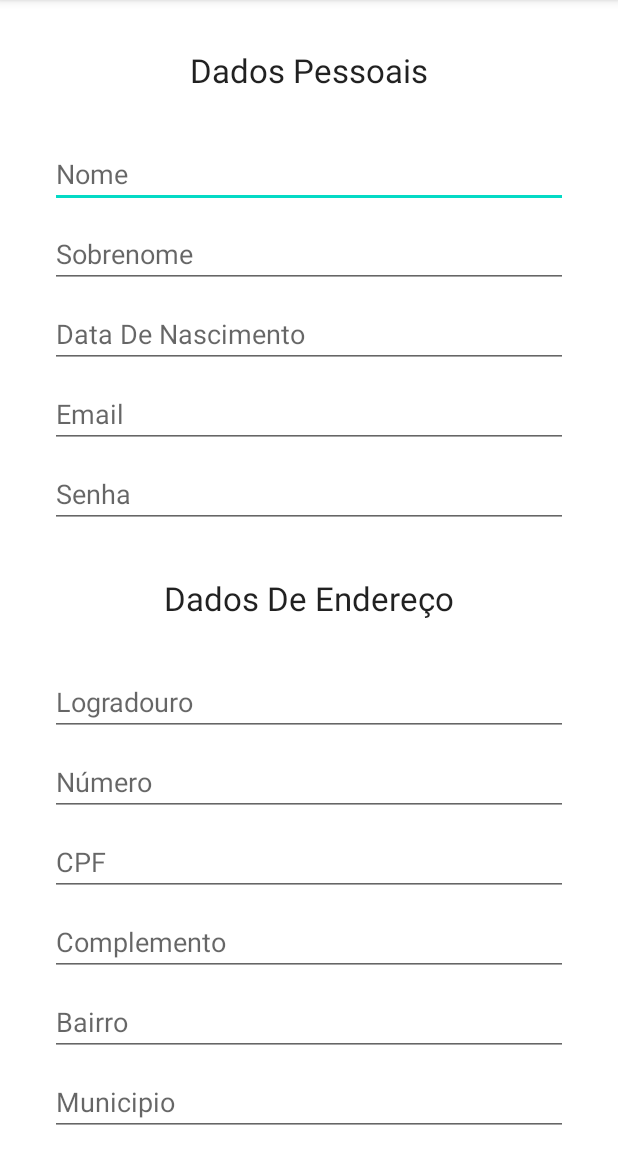
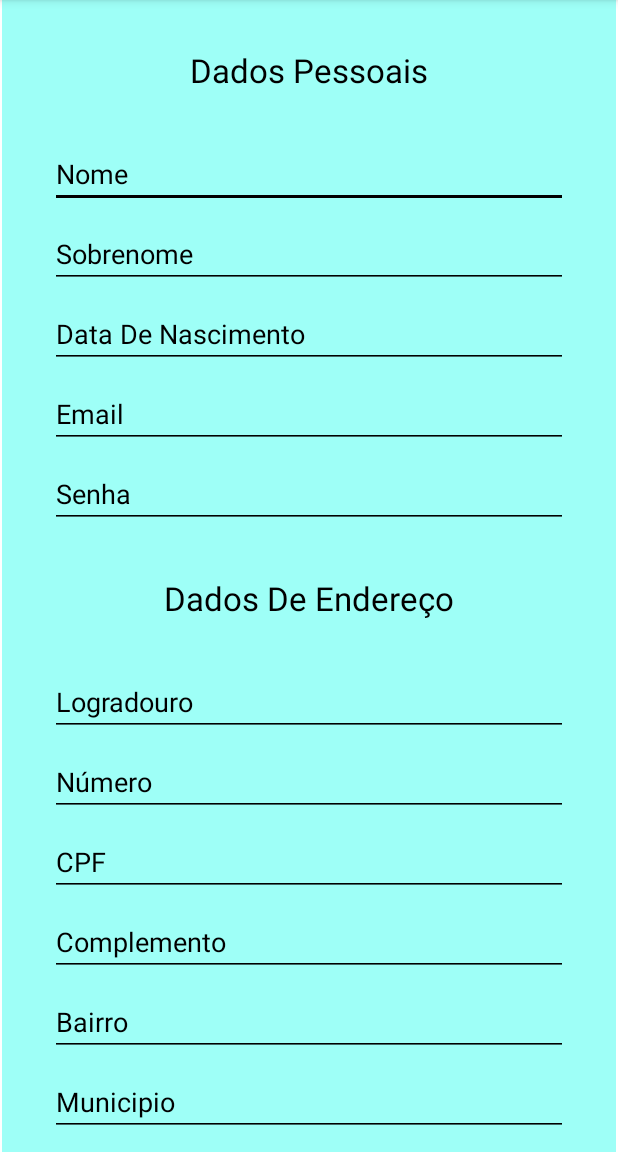
Before and after one commit to branquitoRaph/camed, an Android app: the screen it shows after launch (CadastroActivity), on a phone screen of 412 x 824 dp, the part 84-1236 px from its top. Run offline under Robolectric (Android 15) with nearby library versions, the phone set to English and light mode, and no system bars.

Commit message:
Mudar Cores

```diff
--- a/app/src/main/java/com/jojora/camed/ContatoActivity.java
+++ b/app/src/main/java/com/jojora/camed/ContatoActivity.java
@@ -10,16 +10,16 @@ import android.widget.ImageButton;
 
 public class ContatoActivity extends AppCompatActivity {
 
-    private ImageButton botao;
+    private ImageButton botaoimage;
 
     @Override
     protected void onCreate(Bundle savedInstanceState) {
         super.onCreate(savedInstanceState);
         setContentView(R.layout.activity_contato);
 
-        botao = findViewById(R.id.imageButtonContatoIrPerfil);
+        botaoimage = findViewById(R.id.imageButtonContatoIrPerfil);
 
-        botao.setOnClickListener(new View.OnClickListener() {
+        botaoimage.setOnClickListener(new View.OnClickListener() {
             @Override
             public void onClick(View view) {
 
--- a/app/src/main/res/layout/activity_cadastro.xml
+++ b/app/src/main/res/layout/activity_cadastro.xml
@@ -4,6 +4,7 @@
     xmlns:tools="http://schemas.android.com/tools"
     android:layout_width="match_parent"
     android:layout_height="match_parent"
+    android:backgroundTint="#63B8FF"
     tools:context=".CadastroActivity">
 
     <ScrollView
@@ -24,7 +25,9 @@
 
             <androidx.constraintlayout.widget.ConstraintLayout
                 android:layout_width="match_parent"
-                android:layout_height="wrap_content">
+                android:layout_height="wrap_content"
+                android:background="#9EFFF7"
+                android:foregroundTint="#000000">
 
                 <TextView
                     android:id="@+id/textViewDadosPessoais"
@@ -35,6 +38,7 @@
                     android:layout_marginEnd="128dp"
                     android:text="Dados Pessoais"
                     android:textAppearance="@style/TextAppearance.AppCompat.Large"
+                    android:textColor="#000000 "
                     app:layout_constraintEnd_toEndOf="parent"
                     app:layout_constraintStart_toStartOf="parent"
                     app:layout_constraintTop_toTopOf="parent" />
@@ -49,6 +53,10 @@
                     android:ems="10"
                     android:hint="Nome"
                     android:inputType="textPersonName"
+                    android:textColor="#000000"
+                    android:textColorHighlight="@color/black"
+                    android:backgroundTint="@android:color/black"
+                    android:textColorHint="@color/black"
                     app:layout_constraintEnd_toEndOf="parent"
                     app:layout_constraintStart_toStartOf="parent"
                     app:layout_constraintTop_toBottomOf="@+id/textViewDadosPessoais" />
@@ -62,6 +70,8 @@
                     android:layout_marginEnd="32dp"
                     android:ems="10"
                     android:hint="Sobrenome"
+                    android:backgroundTint="@android:color/black"
+                    android:textColorHint="@color/black"
                     android:inputType="textPersonName"
                     app:layout_constraintEnd_toEndOf="parent"
                     app:layout_constraintStart_toStartOf="parent"
@@ -77,9 +87,12 @@
                     android:ems="10"
                     android:hint="Data De Nascimento"
                     android:inputType="date"
+                    android:backgroundTint="@android:color/black"
+                    android:textColorHint="@color/black"
                     app:layout_constraintEnd_toEndOf="parent"
                     app:layout_constraintStart_toStartOf="parent"
-                    app:layout_constraintTop_toBottomOf="@+id/editTextSobrenomeCadastro" />
+                    app:layout_constraintTop_toBottomOf="@+id/editTextSobrenomeCadastro"
+                    tools:visibility="visible" />
 
                 <EditText
                     android:id="@+id/editTextEmailCadastro"
@@ -90,6 +103,8 @@
                     android:layout_marginEnd="32dp"
                     android:ems="10"
                     android:hint="Email"
+                    android:backgroundTint="@android:color/black"
+                    android:textColorHint="@color/black"
                     android:inputType="textEmailAddress"
                     app:layout_constraintEnd_toEndOf="parent"
                     app:layout_constraintStart_toStartOf="parent"
@@ -104,6 +119,8 @@
                     android:layout_marginEnd="32dp"
                     android:ems="10"
                     android:hint="Senha"
+                    android:backgroundTint="@android:color/black"
+                    android:textColorHint="@color/black"
                     android:inputType="textPassword"
                     app:layout_constraintEnd_toEndOf="parent"
                     app:layout_constraintStart_toStartOf="parent"
@@ -115,6 +132,7 @@
                     android:layout_height="wrap_content"
                     android:layout_marginTop="32dp"
                     android:text="Dados De Endereço"
+                    android:textColor="@color/black"
                     android:textAppearance="@style/TextAppearance.AppCompat.Large"
                     app:layout_constraintEnd_toEndOf="parent"
                     app:layout_constraintStart_toStartOf="parent"
@@ -129,6 +147,8 @@
                     android:layout_marginEnd="32dp"
                     android:ems="10"
                     android:hint="Logradouro"
+                    android:backgroundTint="@android:color/black"
+                    android:textColorHint="@color/black"
                     android:inputType="textPersonName"
                     app:layout_constraintEnd_toEndOf="parent"
                     app:layout_constraintHorizontal_bias="1.0"
@@ -144,6 +164,8 @@
                     android:layout_marginEnd="32dp"
                     android:ems="10"
                     android:hint="Número"
+                    android:backgroundTint="@android:color/black"
+                    android:textColorHint="@color/black"
                     android:inputType="number"
                     app:layout_constraintEnd_toEndOf="parent"
                     app:layout_constraintHorizontal_bias="1.0"
@@ -159,6 +181,8 @@
                     android:layout_marginEnd="32dp"
                     android:ems="10"
                     android:hint="CPF"
+                    android:backgroundTint="@android:color/black"
+                    android:textColorHint="@color/black"
                     android:inputType="number"
                     app:layout_constraintEnd_toEndOf="parent"
                     app:layout_constraintHorizontal_bias="1.0"
@@ -174,6 +198,8 @@
                     android:layout_marginEnd="32dp"
                     android:ems="10"
                     android:hint="Complemento"
+                    android:backgroundTint="@android:color/black"
+                    android:textColorHint="@color/black"
                     android:inputType="textPersonName"
                     app:layout_constraintEnd_toEndOf="parent"
                     app:layout_constraintHorizontal_bias="0.0"
@@ -182,6 +208,8 @@
 
                 <EditText
                     android:id="@+id/editTextBairroCadastro"
+                    android:backgroundTint="@android:color/black"
+                    android:textColorHint="@color/black"
                     android:layout_width="0dp"
                     android:layout_height="wrap_content"
                     android:layout_marginStart="32dp"
@@ -196,6 +224,8 @@
 
                 <EditText
                     android:id="@+id/editTextMunicipioCadastro"
+                    android:backgroundTint="@android:color/black"
+                    android:textColorHint="@color/black"
                     android:layout_width="0dp"
                     android:layout_height="wrap_content"
                     android:layout_marginStart="32dp"
@@ -210,6 +240,8 @@
 
                 <EditText
                     android:id="@+id/editTextEstadoCadastro"
+                    android:backgroundTint="@android:color/black"
+                    android:textColorHint="@color/black"
                     android:layout_width="0dp"
                     android:layout_height="wrap_content"
                     android:layout_marginStart="32dp"
--- a/app/src/main/res/layout/activity_medicamentos.xml
+++ b/app/src/main/res/layout/activity_medicamentos.xml
@@ -14,6 +14,7 @@
         android:minHeight="?attr/actionBarSize"
         android:theme="?attr/actionBarTheme"
         app:layout_constraintEnd_toEndOf="parent"
+        app:layout_constraintHorizontal_bias="0.0"
         app:layout_constraintStart_toStartOf="parent"
         app:layout_constraintTop_toTopOf="parent" />
 
--- a/app/src/main/res/layout/activity_perfil.xml
+++ b/app/src/main/res/layout/activity_perfil.xml
@@ -16,7 +16,7 @@
         app:layout_constraintEnd_toEndOf="parent"
         app:layout_constraintStart_toStartOf="parent"
         app:layout_constraintTop_toTopOf="parent"
-        tools:srcCompat="@drawable/ic_launcher_background" />
+        tools:srcCompat="@tools:sample/avatars" />
 
     <TextView
         android:id="@+id/textViewSenha"
--- a/app/src/main/res/layout/activity_sobre.xml
+++ b/app/src/main/res/layout/activity_sobre.xml
@@ -33,7 +33,9 @@
         android:id="@+id/imageViewImagemSobre2"
         android:layout_width="100dp"
         android:layout_height="100dp"
+        android:layout_marginStart="32dp"
         android:layout_marginTop="32dp"
+        android:layout_marginEnd="32dp"
         app:layout_constraintEnd_toEndOf="parent"
         app:layout_constraintHorizontal_bias="0.498"
         app:layout_constraintStart_toStartOf="parent"
--- a/app/src/main/res/values/themes.xml
+++ b/app/src/main/res/values/themes.xml
@@ -4,7 +4,7 @@
         <!-- Primary brand color. -->
         <item name="colorPrimary">@color/purple_500</item>
         <item name="colorPrimaryVariant">@color/purple_700</item>
-        <item name="colorOnPrimary">@color/white</item>
+        <item name="colorOnPrimary">@color/black</item>
         <!-- Secondary brand color. -->
         <item name="colorSecondary">@color/teal_200</item>
         <item name="colorSecondaryVariant">@color/teal_700</item>
@@ -17,7 +17,7 @@
         <!-- Primary brand color. -->
         <item name="colorPrimary">@color/purple_500</item>
         <item name="colorPrimaryVariant">@color/purple_700</item>
-        <item name="colorOnPrimary">@color/white</item>
+        <item name="colorOnPrimary">@color/black</item>
         <!-- Secondary brand color. -->
         <item name="colorSecondary">@color/teal_200</item>
         <item name="colorSecondaryVariant">@color/teal_700</item>
```
Also changed, not shown: app/src/main/java/com/jojora/camed/SobreActivity.java (+15 -0 lines), app/src/main/res/layout/activity_contato.xml (+45 -49 lines).
